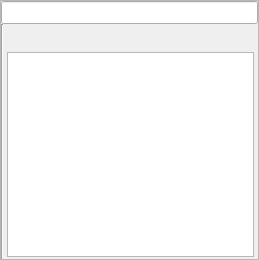
This is oom/widgets/trackheaderbase.ui in ccherrett/oom as Qt 5 draws it before an edit. The edited form follows.
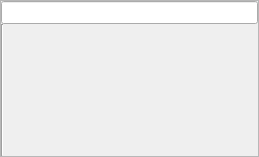
This is the edited form.

What changed in the file:
```diff
--- a/oom/widgets/trackheaderbase.ui
+++ b/oom/widgets/trackheaderbase.ui
@@ -7,7 +7,7 @@
     <x>0</x>
     <y>0</y>
     <width>259</width>
-    <height>260</height>
+    <height>157</height>
    </rect>
   </property>
   <property name="sizePolicy">
@@ -104,7 +104,7 @@
       </widget>
      </item>
      <item>
-      <layout class="QVBoxLayout" name="verticalLayout" stretch="0,1,0">
+      <layout class="QVBoxLayout" name="verticalLayout" stretch="0,0">
        <property name="spacing">
         <number>0</number>
        </property>
@@ -447,80 +447,6 @@
          </item>
         </layout>
        </item>
-       <item>
-        <layout class="QVBoxLayout" name="m_tableBox" stretch="0">
-         <property name="spacing">
-          <number>0</number>
-         </property>
-         <property name="leftMargin">
-          <number>4</number>
-         </property>
-         <property name="topMargin">
-          <number>4</number>
-         </property>
-         <property name="rightMargin">
-          <number>4</number>
-         </property>
-         <property name="bottomMargin">
-          <number>0</number>
-         </property>
-         <item>
-          <widget class="QTableView" name="m_autoTable">
-           <property name="sizePolicy">
-            <sizepolicy hsizetype="Expanding" vsizetype="Expanding">
-             <horstretch>1</horstretch>
-             <verstretch>1</verstretch>
-            </sizepolicy>
-           </property>
-           <property name="horizontalScrollBarPolicy">
-            <enum>Qt::ScrollBarAsNeeded</enum>
-           </property>
-           <property name="autoScroll">
-            <bool>false</bool>
-           </property>
-           <property name="editTriggers">
-            <set>QAbstractItemView::NoEditTriggers</set>
-           </property>
-           <property name="tabKeyNavigation">
-            <bool>false</bool>
-           </property>
-           <property name="showDropIndicator" stdset="0">
-            <bool>false</bool>
-           </property>
-           <property name="alternatingRowColors">
-            <bool>true</bool>
-           </property>
-           <property name="selectionMode">
-            <enum>QAbstractItemView::SingleSelection</enum>
-           </property>
-           <property name="selectionBehavior">
-            <enum>QAbstractItemView::SelectRows</enum>
-           </property>
-           <property name="cornerButtonEnabled">
-            <bool>false</bool>
-           </property>
-           <attribute name="horizontalHeaderHighlightSections">
-            <bool>false</bool>
-           </attribute>
-           <attribute name="horizontalHeaderStretchLastSection">
-            <bool>true</bool>
-           </attribute>
-           <attribute name="verticalHeaderVisible">
-            <bool>false</bool>
-           </attribute>
-           <attribute name="verticalHeaderVisible">
-            <bool>false</bool>
-           </attribute>
-           <attribute name="horizontalHeaderStretchLastSection">
-            <bool>true</bool>
-           </attribute>
-           <attribute name="horizontalHeaderHighlightSections">
-            <bool>false</bool>
-           </attribute>
-          </widget>
-         </item>
-        </layout>
-       </item>
        <item>
         <spacer name="m_mainVSpacer">
          <property name="orientation">
```
